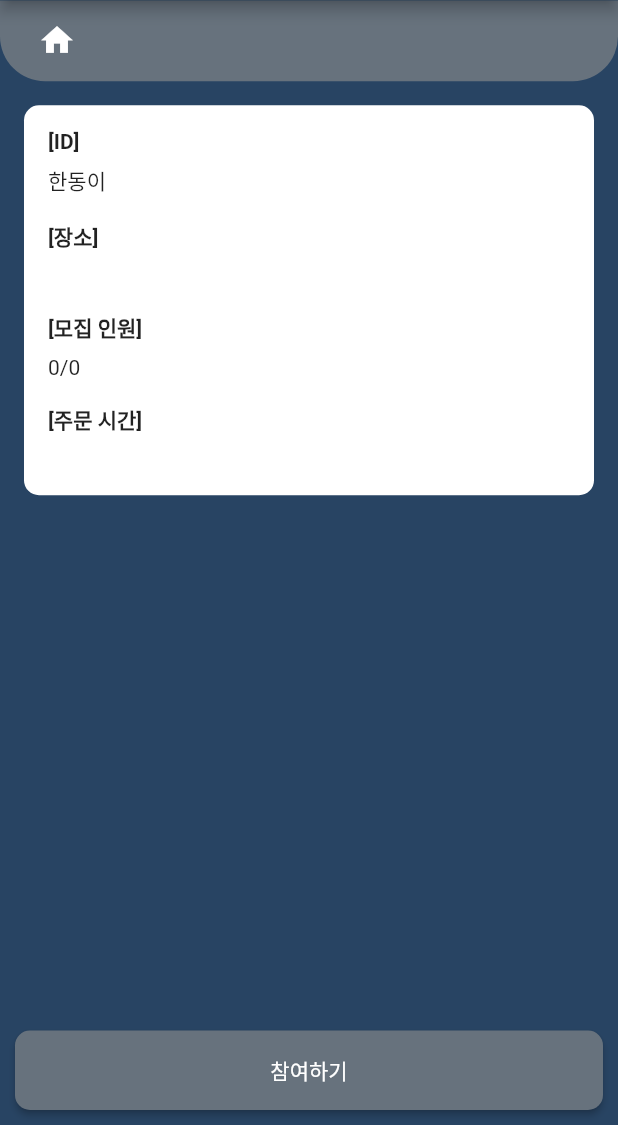
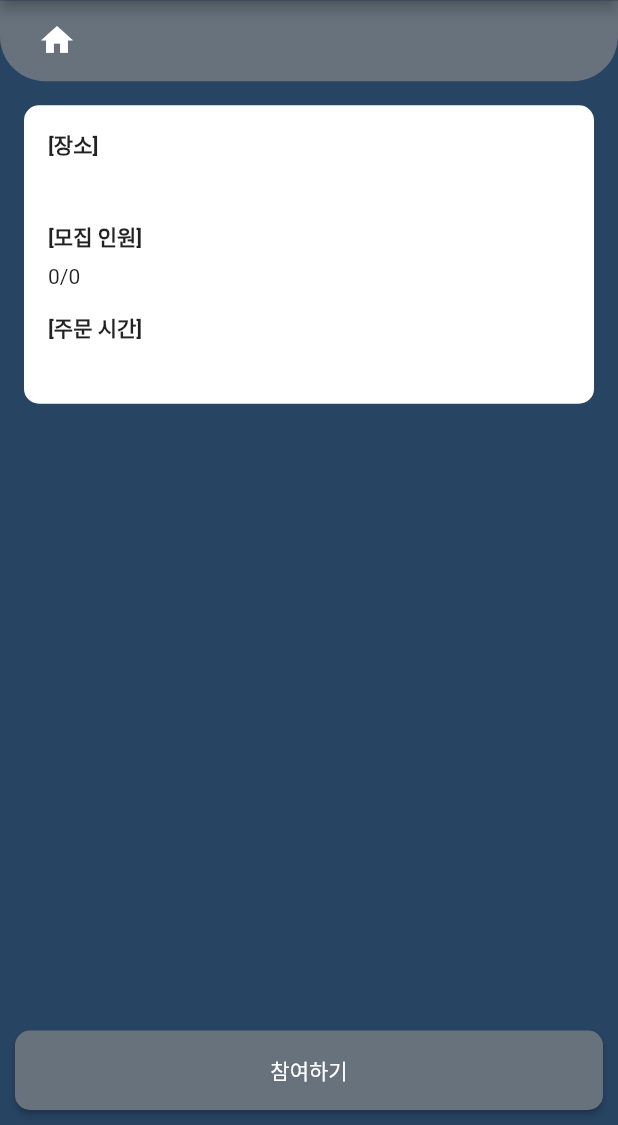
Before and after one commit to Seo-Yegyeong/delivery_together, a Flutter app: the ListDetailPage screen opened directly with empty values, on a phone screen of 412 x 824 dp, the part 111-1236 px from its top. Run offline on Flutter 3.47's test engine with Material 2 defaults, Android fonts, the phone set to English and light mode, and no system bars; our stand-ins replace carousel_slider, cloud_firestore, firebase_auth, firebase_core, get, google_sign_in and 1 more; accounts and stored records are empty.

Commit message:
뭔갈함

```diff
--- a/lib/list_detail.dart
+++ b/lib/list_detail.dart
@@ -33,6 +33,7 @@ class _ListDetailPageState extends State<ListDetailPage> {
                 content: Text('참여되었습니다'),
               ),
             );
+            Navigator.push(context, MaterialPageRoute(builder: (context) => DeliveryStatePage()));
           },
           child: const Text('네'),
         ),
@@ -68,15 +69,6 @@ class _ListDetailPageState extends State<ListDetailPage> {
                     child: Column(
                       crossAxisAlignment: CrossAxisAlignment.start,
                       children: [
-                        Text(
-                          '[ID]',
-                          style: TextStyle(
-                            fontWeight: FontWeight.bold,
-                          ),
-                        ),
-                        SizedBox(height: 8.0),
-                        Text('한동이'),
-                        SizedBox(height: 16.0),
                         Text(
                           '[장소]',
                           style: TextStyle(
@@ -136,7 +128,6 @@ class _ListDetailPageState extends State<ListDetailPage> {
                   return alertDialog;
                 },
               );
-              Get.to(()=>DeliveryStatePage());
             }
           ),
         ),
```
Also changed, not shown: lib/DeliveryState.dart (+2 -22 lines).
